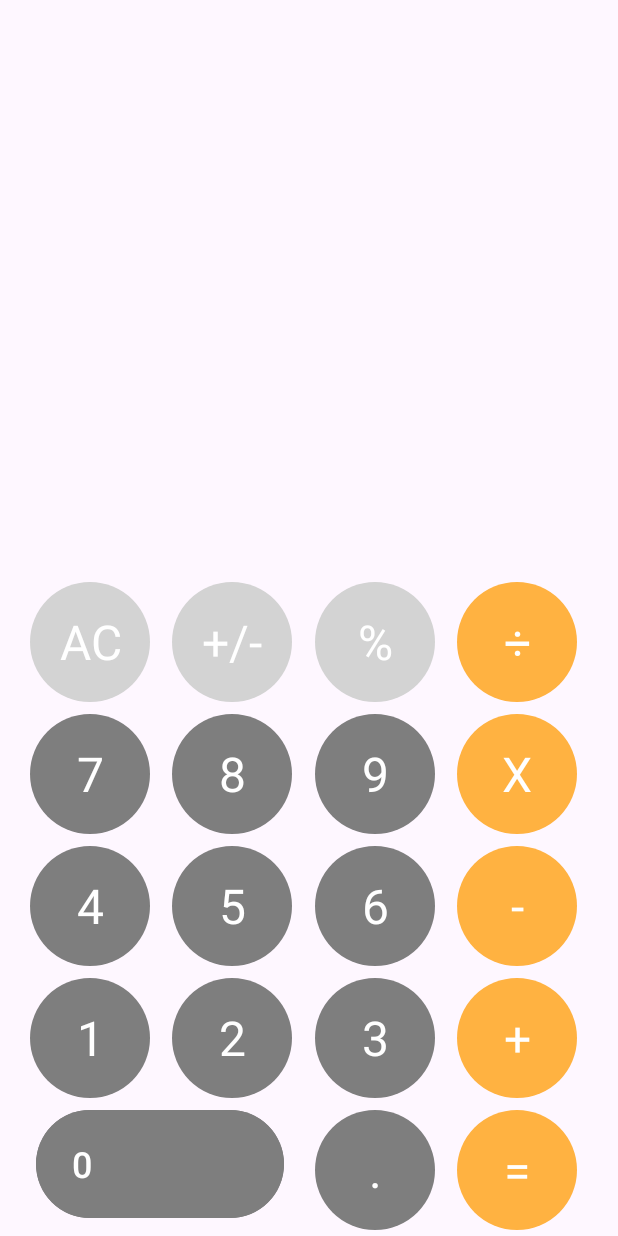
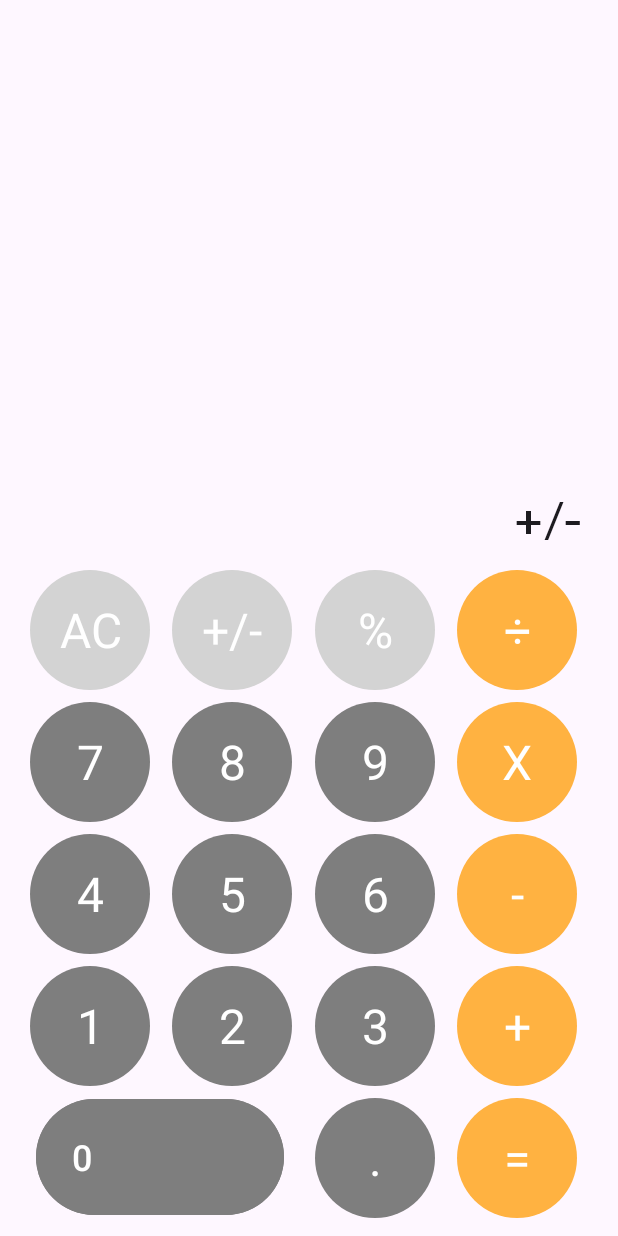
Before and after one commit to tarnnieJS/Curculatar, an Android app: the screen it shows after launch (MainActivity), after a tap on an icon or button, on a phone screen of 412 x 824 dp. Run offline under Robolectric (Android 15) with nearby library versions, the phone set to English and light mode, and no system bars; 3 other taps on this screen came first.

Commit message:
add button action

```diff
--- a/Curculatar/app/src/main/java/nicetomeowyou/th/mobile/curculatar/ButtonAdapter.kt
+++ b/Curculatar/app/src/main/java/nicetomeowyou/th/mobile/curculatar/ButtonAdapter.kt
@@ -1,14 +1,23 @@
 package nicetomeowyou.th.mobile.curculatar
 
-import android.app.Activity
+import android.annotation.SuppressLint
+import android.content.ContentValues.TAG
 import android.content.Context
+import android.content.res.ColorStateList
+import android.graphics.Color
+import android.graphics.drawable.ColorDrawable
+import android.graphics.drawable.Drawable
+import android.graphics.drawable.RippleDrawable
+import android.util.Log
 import android.view.LayoutInflater
+import android.view.MotionEvent
 import android.view.View
 import android.view.ViewGroup
 import androidx.appcompat.content.res.AppCompatResources
-import androidx.core.view.marginRight
+import androidx.core.view.get
 import androidx.recyclerview.widget.RecyclerView
 import nicetomeowyou.th.mobile.curculatar.databinding.ItemKeysBinding
+
 
 class ButtonAdapter(  private val buttonList: List<ButtonKeysModel>,val listener: OnClickListener) : RecyclerView.Adapter<ButtonAdapter.ButtonViewHolder>() {
 
@@ -37,24 +46,110 @@ class ButtonAdapter(  private val buttonList: List<ButtonKeysModel>,val listener
 
 
   inner  class ButtonViewHolder(private val binding: ItemKeysBinding) : RecyclerView.ViewHolder(binding.root) {
-      val context = binding.root.context
+      private val context: Context = binding.root.context
         fun bind(button: ButtonKeysModel, position: Int) {
-            var backgroundColor = binding.root.context.getDrawable(R.drawable.background_circle_darkgray)
+            var backgroundColorGray = binding.root.context.getDrawable(R.drawable.background_circle_darkgray)
             var backgroundColor2 = AppCompatResources.getDrawable(context,R.drawable.background_circle_orange)
             var backgroundColor3 = AppCompatResources.getDrawable(context,R.drawable.background_circle_lightgray)
             var backgroundColor4 = AppCompatResources.getDrawable(context,R.drawable.background_edit_text_gray_primary_corner_8)
+            var white  = AppCompatResources.getDrawable(context,R.drawable.background_circle_write)
+            var blackText = AppCompatResources.getColorStateList(context,R.color.yellow)
+            var whiteText = AppCompatResources.getColorStateList(context,R.color.white)
+
+            binding.inputKeyLayout .setOnTouchListener { v, event ->
+                    when (event.action) {
+                        MotionEvent.ACTION_DOWN -> {
+                                v.background = white
+
+                        }
+                        MotionEvent.ACTION_UP, MotionEvent.ACTION_CANCEL -> {
+                            if (!button.isOperator){
+                                if (button.text == "AC") {
+                                    v.background = backgroundColor3
+                                    listener.onClick(position, button)
+                                } else if (button.text == "%") {
+                                    v.background = backgroundColor3
+                                    listener.onClick(position, button)
+                                } else if (button.text == "+/-") {
+                                    v.background = backgroundColor3
+                                    listener.onClick(position, button)
+                                } else {
+                                    v.background = backgroundColorGray
+                                    listener.onClick(position, button)
+                                }
+
+
+                            }else{
+                                if (button.text == "+"){
+                                    v.background = backgroundColor2
+                                    listener.onClick(position,button)
+                                }
+                                if (button.text == "-"){
+                                    v.background = backgroundColor2
+                                    listener.onClick(position,button)
+                                }
+                                if (button.text == "X"){
+                                    v.background = backgroundColor2
+                                    listener.onClick(position,button)
+                                }
+                                if (button.text == "÷"){
+                                    v.background = backgroundColor2
+                                    listener.onClick(position,button)
+                                }
+                                if (button.text == "="){
+                                    v.background = backgroundColor2
+                                    listener.onClick(position,button)
+                                }
+
+
+
+                            }
+
+                        }
+                    }
+                    true
+                }
+
+
+
+
+
+
 
             binding.inputKeyLayout.setOnClickListener {
-                listener.onClick(position,button)
+
+//                if (binding.inputKeyLayout.background == backgroundColor2){
+//                    binding.inputKeyLayout.background = white
+//                    binding.textInput.setTextColor(blackText)
+//                }
+//                if (binding.inputKeyLayout.background == backgroundColor3) {
+//                    binding.inputKeyLayout.background = white
+//                    binding.textInput.setTextColor(blackText)
+//                }
+
+                if (button.text == "X"){
+
+
+                    Log.e("jj",button.text)
+                    Log.e("jj",button.isOperator.toString())
+
+//                    val backgroundName = context.resources.getResourceEntryName(binding.inputKeyLayout.background.constantState?.resourceId ?: 0)
+//                    Log.d(TAG, "Background drawable name is $backgroundName")
+
+
+
+//                    binding.inputKeyLayout.background = white
+//                    binding.textInput.setTextColor(blackText)
+                }
+
             }
             binding.textInput.text = button.text
-
             if (button.text == "+"||button.text == "-"||button.text == "X"||button.text == "÷"||button.text == "="){
                 binding.inputKeyLayout.background = backgroundColor2
             }else if (button.text == "AC"||button.text == "+/-"||button.text == "%"){
                 binding.inputKeyLayout.background = backgroundColor3
             }else{
-                binding.inputKeyLayout.background = backgroundColor
+                binding.inputKeyLayout.background = backgroundColorGray
                 if (button.text == "0"){
                     binding.inputKeyLayout.background = backgroundColor4
                     binding.inputKeyLayout.visibility = View.INVISIBLE
@@ -64,6 +159,7 @@ class ButtonAdapter(  private val buttonList: List<ButtonKeysModel>,val listener
 
 
 
+
         }
     }
 
--- a/Curculatar/app/src/main/java/nicetomeowyou/th/mobile/curculatar/MainActivity.kt
+++ b/Curculatar/app/src/main/java/nicetomeowyou/th/mobile/curculatar/MainActivity.kt
@@ -73,6 +73,8 @@ class MainActivity : AppCompatActivity() {
 
         binding.editTextInputNumber.isCursorVisible = false
         binding.editTextInputNumber.isFocusable = false
+        binding.editTextInputNumberDefult.isCursorVisible = false
+        binding.editTextInputNumberDefult.isFocusable = false
         binding.editTextInputNumberSecond.isCursorVisible = false
         binding.editTextInputNumberSecond.isFocusable = false
         binding.buttonZero.setOnClickListener {
@@ -95,6 +97,7 @@ class MainActivity : AppCompatActivity() {
 //                }
 //            }
         }
+
         val keysListAdapter = ButtonAdapter(buttonKeysList, object : ButtonAdapter.OnClickListener {
             override fun onClick(position: Int, model: ButtonKeysModel) {
                 if (model.text == ".") {
@@ -219,7 +222,6 @@ class MainActivity : AppCompatActivity() {
 
             }
         })
-
         binding.recyclerView.apply {
             val layoutManager = GridLayoutManager(context, 4)
             this.layoutManager = layoutManager
@@ -231,7 +233,19 @@ class MainActivity : AppCompatActivity() {
 
             override fun onTextChanged(s: CharSequence?, start: Int, before: Int, count: Int) {
                 if (s != null) {
-                    Log.e("ss",s.length.toString())
+//                    Log.e("ss",s.length.toString())
+//                    if (s.length == 4){
+//                        binding.editTextInputNumber.setText( StringBuilder(s).insert(s.length - 3, ",").toString())
+//                    }
+//                    if (s.length == 8){
+//                        binding.editTextInputNumber.setText( StringBuilder(s).insert(s.length - 7 , ",").toString())
+//                    }
+//                    if (s.length == 12){
+//                        binding.editTextInputNumber.setText( StringBuilder(s).insert(s.length - 11 , ",").toString())
+//                    }
+//                    if (s.length == 15){
+//                        binding.editTextInputNumber.setText( StringBuilder(s).insert(s.length - 14 , ",").toString())
+//                    }
                 }
             }
 
@@ -334,6 +348,10 @@ class MainActivity : AppCompatActivity() {
 
     }
 
+    private fun setAdapter() {
+
+    }
+
     private fun summaryValue() {
         Log.e("first", firstNumber)
         Log.e("second", secondNumber)
@@ -363,8 +381,6 @@ class MainActivity : AppCompatActivity() {
                         binding.editTextInputNumberSecond.visibility = View.INVISIBLE
                         binding.editTextInputNumber.setText(formatResult(firstNumber.toDouble()))
                     }
-
-
                 }
 
                 "-" -> {
--- a/Curculatar/app/src/main/res/layout/activity_main.xml
+++ b/Curculatar/app/src/main/res/layout/activity_main.xml
@@ -8,20 +8,19 @@
 
 
     <EditText
-        android:inputType="numberDecimal"
         android:id="@+id/editTextInputNumber"
         android:layout_width="match_parent"
         android:layout_height="0dp"
-        android:visibility="visible"
         android:background="@color/transparent"
         android:fontFamily="@font/sukhumvit_set_medium"
         android:gravity="bottom"
+        android:maxLength="15"
+        android:maxLines="1"
         android:paddingLeft="24dp"
         android:paddingRight="24dp"
         android:textAlignment="textEnd"
-        android:textSize="44sp"
-        android:maxLines="1"
-        android:maxLength="15"
+        android:textSize="36sp"
+        android:visibility="visible"
         app:layout_constraintBottom_toTopOf="@+id/recyclerView"
         app:layout_constraintEnd_toEndOf="parent"
         app:layout_constraintHorizontal_bias="0.0"
@@ -29,6 +28,7 @@
         app:layout_constraintTop_toTopOf="parent"
         app:layout_constraintVertical_bias="0.0"
         tools:ignore="RtlCompat" />
+
     <EditText
         android:id="@+id/editTextInputNumberDefult"
         android:layout_width="match_parent"
@@ -40,7 +40,7 @@
         android:paddingLeft="24dp"
         android:paddingRight="24dp"
         android:textAlignment="textEnd"
-        android:textSize="44dp"
+        android:textSize="36dp"
         android:maxLines="1"
         app:layout_constraintBottom_toTopOf="@+id/recyclerView"
         app:layout_constraintEnd_toEndOf="parent"
@@ -54,14 +54,14 @@
         android:layout_width="match_parent"
         android:layout_height="0dp"
         android:visibility="invisible"
-        android:textColor="@color/yellow"
+        android:textColor="@color/green"
         android:background="@color/transparent"
         android:fontFamily="@font/sukhumvit_set_medium"
         android:gravity="bottom"
         android:paddingLeft="24dp"
         android:paddingRight="24dp"
         android:textAlignment="textEnd"
-        android:textSize="44dp"
+        android:textSize="36dp"
         android:maxLines="1"
         app:layout_constraintBottom_toTopOf="@+id/recyclerView"
         app:layout_constraintEnd_toEndOf="parent"
@@ -77,6 +77,7 @@
         android:layout_height="wrap_content"
         android:layout_marginLeft="16dp"
         android:layout_marginRight="16dp"
+        android:paddingBottom="8dp"
         app:layout_constraintBottom_toBottomOf="parent"
         app:layout_constraintEnd_toEndOf="parent"
         app:layout_constraintStart_toStartOf="parent">
@@ -86,10 +87,10 @@
     <Button
         android:id="@+id/buttonZero"
         android:layout_width="165dp"
-        android:layout_height="80dp"
+        android:layout_height="85dp"
         android:textColor="@color/white"
         android:textSize="24dp"
-        android:layout_marginBottom="8dp"
+        android:layout_marginBottom="10dp"
         android:layout_marginLeft="8dp"
         android:text="0"
         android:textAlignment="textStart"
--- a/Curculatar/app/src/main/res/layout/item_keys.xml
+++ b/Curculatar/app/src/main/res/layout/item_keys.xml
@@ -6,6 +6,7 @@
 
     <RelativeLayout
         android:id="@+id/inputKeyLayout"
+        android:clickable="true"
         android:background="@drawable/background_circle_orange"
         android:layout_width="80dp"
         android:layout_height="80dp"
--- a/Curculatar/app/src/main/res/values-night/themes.xml
+++ b/Curculatar/app/src/main/res/values-night/themes.xml
@@ -3,5 +3,10 @@
     <style name="Base.Theme.Curculatar" parent="Theme.Material3.DayNight.NoActionBar">
         <!-- Customize your dark theme here. -->
         <!-- <item name="colorPrimary">@color/my_dark_primary</item> -->
+        <item name="colorPrimary">@color/yellow</item>
+        <item name="colorOnPrimary">@color/white</item>
+
+
+        <item name="android:textColor">@color/white</item>
     </style>
 </resources>
--- a/Curculatar/app/src/main/res/values/colors.xml
+++ b/Curculatar/app/src/main/res/values/colors.xml
@@ -6,4 +6,5 @@
     <color name="gray">#FFFFFFFF</color>
     <color name="darkGray">#7E7E7E</color>
     <color name="transparent">#00000000</color>
+    <color name="green">#8BC34A</color>
 </resources>
--- a/Curculatar/app/src/main/res/values/themes.xml
+++ b/Curculatar/app/src/main/res/values/themes.xml
@@ -4,6 +4,8 @@
         <!-- Customize your light theme here. -->
         <item name="colorPrimary">@color/yellow</item>
         <item name="android:textColor">@color/white</item>
+        <item name="colorOnPrimary">@color/white</item>
+
     </style>
 
     <style name="Theme.Curculatar" parent="Base.Theme.Curculatar" />
```
